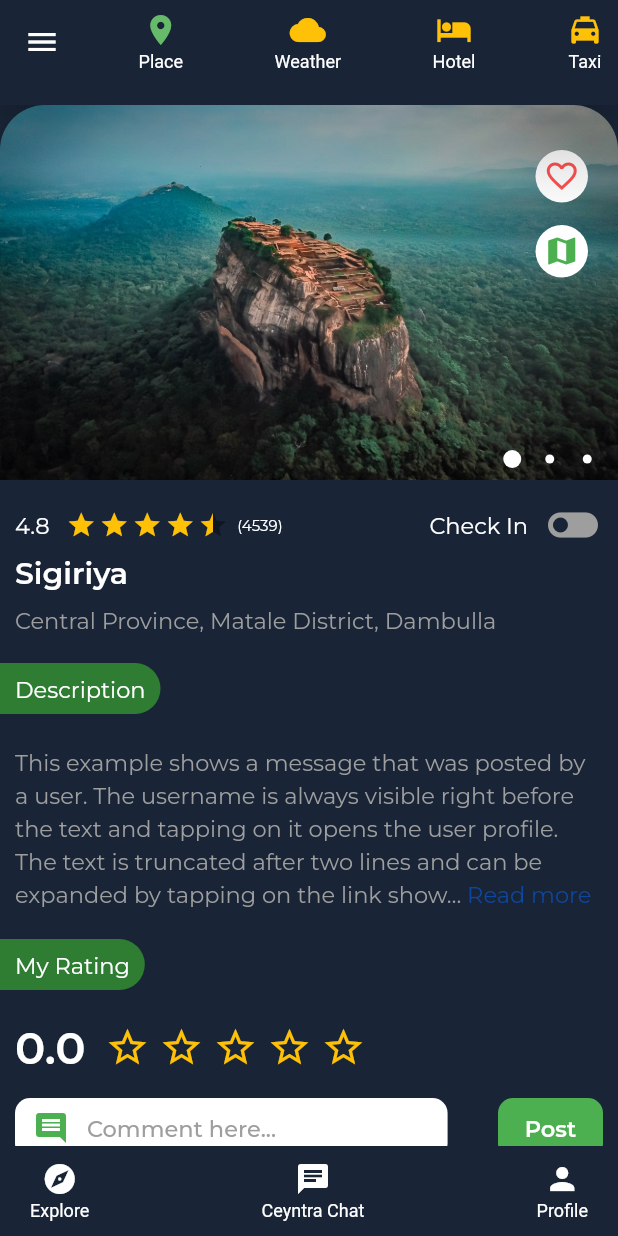
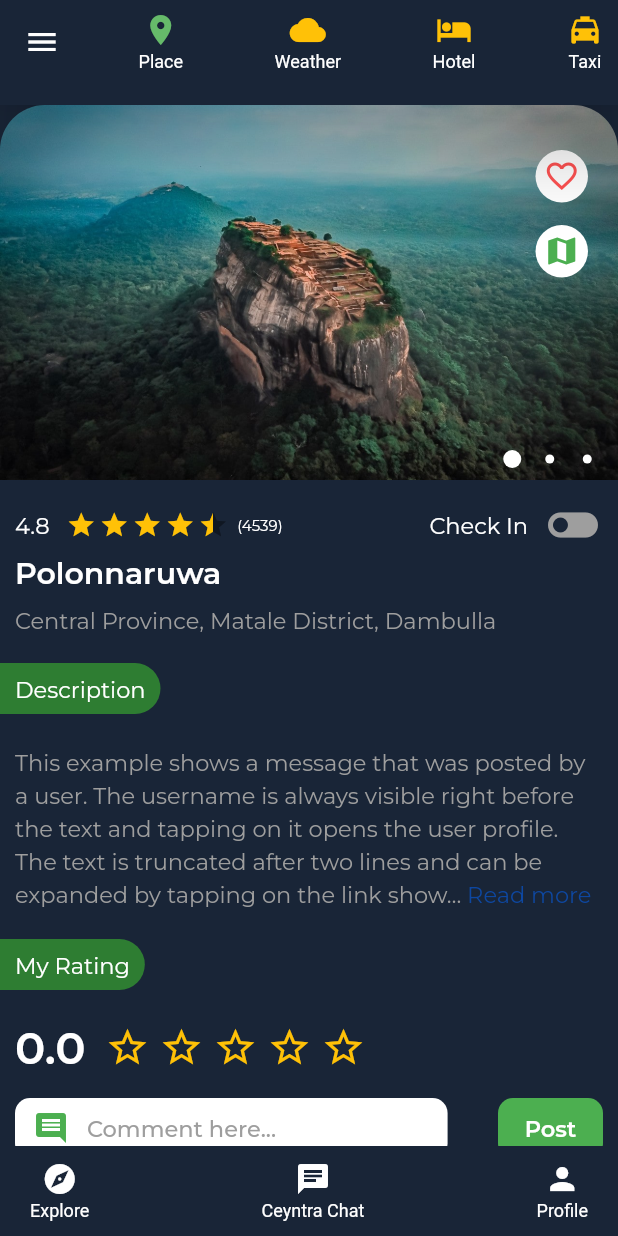
Before and after one commit to Ceyntra/Ceyntra-mobile, a Flutter app: the screen it shows after launch, after a tap on "Polonnaruwa", on a phone screen of 412 x 824 dp. Run offline on Flutter 3.47's test engine with Material 2 defaults, Android fonts, the phone set to English and light mode, and no system bars; drawn by our look-alikes of carousel_pro, expandable_text, flutter_rating_bar; our stand-ins replace google_fonts.

Commit message:
set state to clicked place

```diff
--- a/lib/views/screens/clickOnPlace/placeFeed.dart
+++ b/lib/views/screens/clickOnPlace/placeFeed.dart
@@ -4,6 +4,8 @@ import 'package:flutter/material.dart';
 
 class PlaceFeedScreen extends StatefulWidget {
   // const PlaceFeedScreen({ Key? key }) : super(key: key);
+  final String place;
+  PlaceFeedScreen({this.place});
 
   @override
   _PlaceFeedScreenState createState() => _PlaceFeedScreenState();
@@ -14,7 +16,9 @@ class _PlaceFeedScreenState extends State<PlaceFeedScreen> {
 
   Widget feed(BuildContext context) {
     if (feedState == "place")
-      return PlaceScreen();
+      return PlaceScreen(
+        place: widget.place,
+      );
     else if (feedState == "weather") return PopularFeedScreen();
     // else if (feedState == "hotel") return HotelFeedScreen();
     // else if (feedState == "taxi") return TaxiFeedScreen();
--- a/lib/views/screens/clickOnPlace/placeScreen.dart
+++ b/lib/views/screens/clickOnPlace/placeScreen.dart
@@ -10,6 +10,8 @@ import 'package:flutter_rating_bar/flutter_rating_bar.dart';
 
 class PlaceScreen extends StatefulWidget {
   // const PlaceScreen({ Key? key }) : super(key: key);
+  final String place;
+  PlaceScreen({this.place});
 
   @override
   _PlaceScreenState createState() => _PlaceScreenState();
@@ -162,7 +164,7 @@ class _PlaceScreenState extends State<PlaceScreen> {
                       Container(
                         margin: EdgeInsets.only(top: 0),
                         child: Text(
-                          "Sigiriya",
+                          widget.place,
                           style: GoogleFonts.montserrat(
                               fontWeight: FontWeight.w600,
                               fontSize: 20,
--- a/lib/views/screens/mainFeed/mainFeed.dart
+++ b/lib/views/screens/mainFeed/mainFeed.dart
@@ -10,17 +10,32 @@ class MainFeedScreen extends StatefulWidget {
 
 class _MainFeedScreenState extends State<MainFeedScreen> {
   String mainFeedState = 'explore';
+  String clickedPlace;
 
   void changeMainFeedStateState(String state) {
-    setState(() => mainFeedState = state);
+    // setState(() => mainFeedState = state);
+    setState(() {
+      mainFeedState = state;
+    });
+  }
+
+  void setClickedPlace(String place) {
+    // setState(() => mainFeedState = state);
+    setState(() {
+      clickedPlace = place;
+    });
   }
 
   Widget mainFeed(BuildContext context) {
     if (mainFeedState == "explore")
       return SecondaryFeedScreen(
         changeMainFeedStateState: changeMainFeedStateState,
+        setClickedPlace: setClickedPlace,
       );
-    else if (mainFeedState == "clickOnThePlace") return PlaceFeedScreen();
+    else if (mainFeedState == "clickOnThePlace")
+      return PlaceFeedScreen(
+        place: clickedPlace,
+      );
     // else if (mainFeedState == "profile") return SuggestionsFeedScreen();
     return null;
   }
--- a/lib/views/screens/secondaryFeed/nearYouFeed.dart
+++ b/lib/views/screens/secondaryFeed/nearYouFeed.dart
@@ -4,7 +4,8 @@ import 'package:google_fonts/google_fonts.dart';
 
 class NearYouFeedScreen extends StatefulWidget {
   final ValueChanged<String> changeMainFeedStateState;
-  NearYouFeedScreen({this.changeMainFeedStateState});
+  final ValueChanged<String> setClickedPlace;
+  NearYouFeedScreen({this.changeMainFeedStateState, this.setClickedPlace});
   @override
   _NearYouFeedScreenState createState() => _NearYouFeedScreenState();
 }
@@ -189,6 +190,7 @@ class _NearYouFeedScreenState extends State<NearYouFeedScreen> {
           votes: 2429,
           rating: 4.5,
           changeMainFeedStateState: widget.changeMainFeedStateState,
+          setClickedPlace: widget.setClickedPlace,
         ),
         FeedPlaceWidget(
           imagePath: "assets/images/dambulla.jpg",
@@ -196,6 +198,7 @@ class _NearYouFeedScreenState extends State<NearYouFeedScreen> {
           votes: 1356,
           rating: 4.3,
           changeMainFeedStateState: widget.changeMainFeedStateState,
+          setClickedPlace: widget.setClickedPlace,
         ),
         SizedBox(
           height: 60,
--- a/lib/views/screens/secondaryFeed/secondaryFeed.dart
+++ b/lib/views/screens/secondaryFeed/secondaryFeed.dart
@@ -6,7 +6,8 @@ import 'package:flutter/material.dart';
 
 class SecondaryFeedScreen extends StatefulWidget {
   final ValueChanged<String> changeMainFeedStateState;
-  SecondaryFeedScreen({this.changeMainFeedStateState});
+  final ValueChanged<String> setClickedPlace;
+  SecondaryFeedScreen({this.changeMainFeedStateState, this.setClickedPlace});
   @override
   _SecondaryFeedScreenState createState() => _SecondaryFeedScreenState();
 }
@@ -18,6 +19,7 @@ class _SecondaryFeedScreenState extends State<SecondaryFeedScreen> {
     if (feedState == "nearMe")
       return NearYouFeedScreen(
         changeMainFeedStateState: widget.changeMainFeedStateState,
+        setClickedPlace: widget.setClickedPlace,
       );
     else if (feedState == "popular")
       return PopularFeedScreen();
--- a/lib/views/widgets/feedPlaceWidget.dart
+++ b/lib/views/widgets/feedPlaceWidget.dart
@@ -9,13 +9,15 @@ class FeedPlaceWidget extends StatefulWidget {
   final double rating;
   final int votes;
   final ValueChanged<String> changeMainFeedStateState;
+  final ValueChanged<String> setClickedPlace;
 
   FeedPlaceWidget(
       {this.imagePath,
       this.placeName,
       this.rating,
       this.votes,
-      this.changeMainFeedStateState});
+      this.changeMainFeedStateState,
+      this.setClickedPlace});
 
   @override
   _FeedPlaceWidgetState createState() => _FeedPlaceWidgetState();
@@ -40,7 +42,10 @@ class _FeedPlaceWidgetState extends State<FeedPlaceWidget> {
       onTap: () {
         // Navigator.push(context,
         //     MaterialPageRoute(builder: (context) => PlaceMainFeedScreen()));
-        widget.changeMainFeedStateState("clickOnThePlace");
+        widget.setClickedPlace(widget.placeName);
+        widget.changeMainFeedStateState(
+          "clickOnThePlace",
+        );
       },
       child: Container(
         margin: EdgeInsets.only(top: 20),
```
